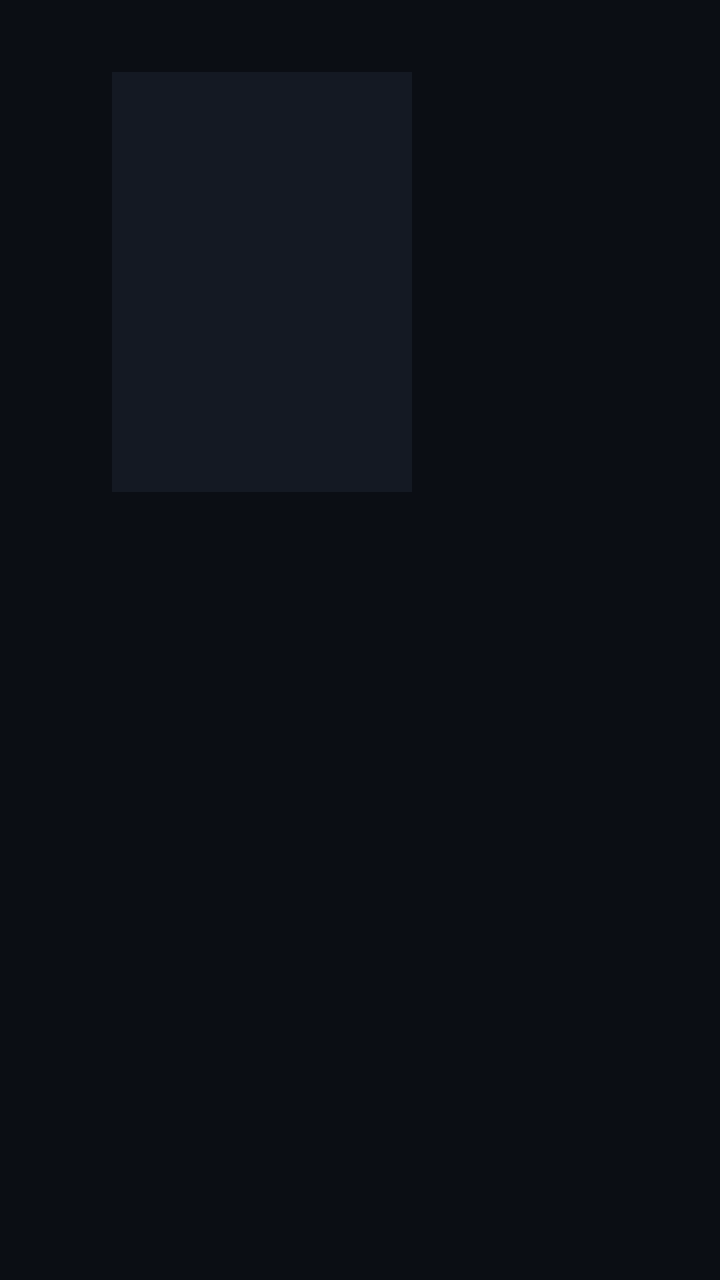
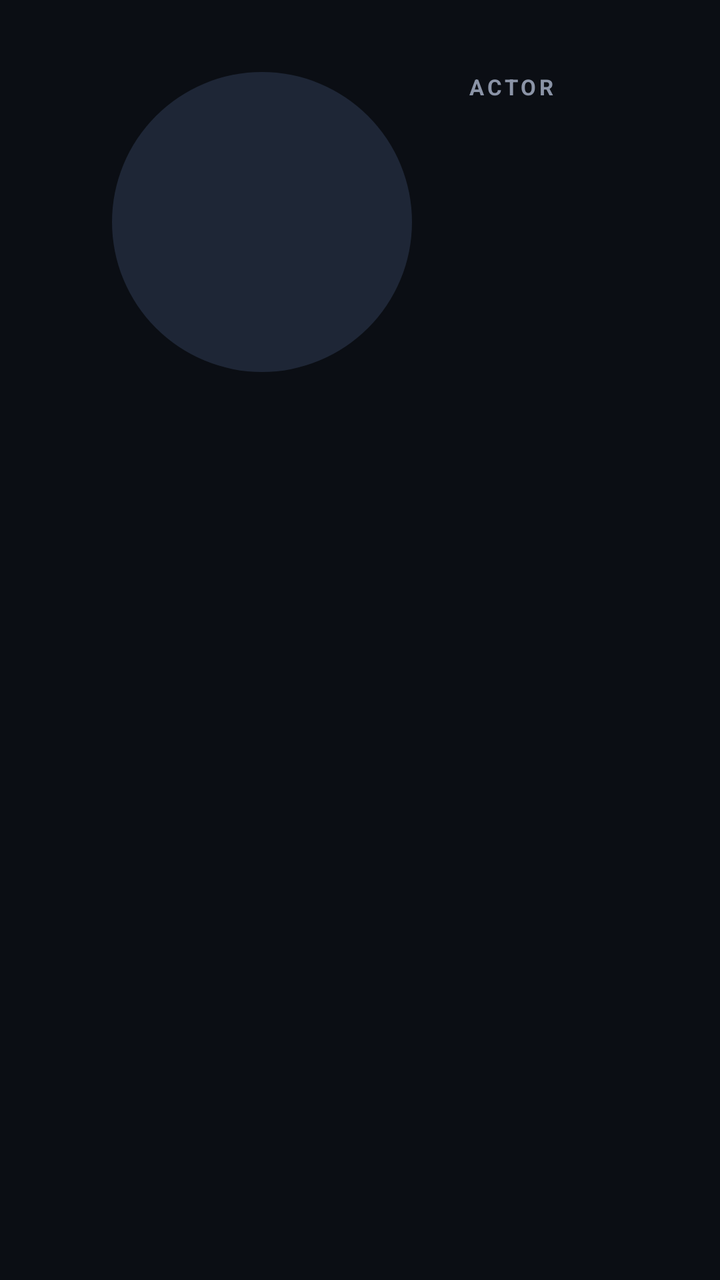

Compare the two renders of this Android layout. The source of the first and the diff that turns it into the second are given below.
<!-- AndroidManifest.xml: application theme Theme.Dingus -->
<!-- res/layout/activity_person.xml -->
<?xml version="1.0" encoding="utf-8"?>
<LinearLayout xmlns:android="http://schemas.android.com/apk/res/android"
    android:layout_width="match_parent" android:layout_height="match_parent" android:orientation="vertical"
    android:background="?attr/dBg" android:paddingStart="56dp" android:paddingEnd="40dp" android:paddingTop="36dp">
    <LinearLayout android:layout_width="match_parent" android:layout_height="wrap_content" android:orientation="horizontal">
        <ImageView android:id="@+id/photo" android:layout_width="150dp" android:layout_height="210dp"
            android:scaleType="centerCrop" android:background="?attr/dSurface" android:contentDescription="@null" />
        <LinearLayout android:layout_width="0dp" android:layout_height="wrap_content" android:layout_weight="1"
            android:layout_marginStart="28dp" android:orientation="vertical">
            <TextView android:id="@+id/name" android:layout_width="match_parent" android:layout_height="wrap_content"
                android:textSize="34sp" android:textStyle="bold" android:textColor="?attr/dText" />
            <TextView android:id="@+id/born" android:layout_width="match_parent" android:layout_height="wrap_content"
                android:layout_marginTop="4dp" android:textSize="15sp" android:textColor="?attr/dMuted" />
            <TextView android:id="@+id/bio" android:layout_width="match_parent" android:layout_height="wrap_content"
                android:layout_marginTop="12dp" android:maxLines="6" android:ellipsize="end" android:textSize="15sp"
                android:lineSpacingExtra="3dp" android:textColor="?attr/dText" />
        </LinearLayout>
    </LinearLayout>
    <TextView android:id="@+id/status" android:layout_width="match_parent" android:layout_height="wrap_content"
        android:layout_marginTop="20dp" android:textSize="16sp" android:textColor="?attr/dMuted" />
    <androidx.recyclerview.widget.RecyclerView android:id="@+id/rows" android:layout_width="match_parent"
        android:layout_height="0dp" android:layout_weight="1" android:layout_marginTop="6dp" android:clipToPadding="false"
        android:paddingBottom="30dp" android:scrollbars="none" android:descendantFocusability="afterDescendants" />
</LinearLayout>
<!-- resources referenced by this layout -->
<resources>
  <style name="Theme.Dingus" parent="android:Theme.Material.NoActionBar">
          <item name="android:windowBackground">?attr/dBg</item>
          <item name="android:colorAccent">?attr/dAccent</item>
          <item name="android:colorPrimary">?attr/dSurface</item>
          <item name="android:colorPrimaryDark">?attr/dBg</item>
          <item name="android:textColor">?attr/dText</item>
          <item name="android:textColorPrimary">?attr/dText</item>
          <item name="android:textColorSecondary">?attr/dMuted</item>
          <item name="android:windowContentOverlay">@null</item>
          
          <item name="dBg">#0B0E14</item>
          <item name="dSurface">#141923</item>
          <item name="dSurface2">#1C2330</item>
          <item name="dLine">#262E3D</item>
          <item name="dText">#E8ECF3</item>
          <item name="dMuted">#8B94A7</item>
          <item name="dAiring">#1A2130</item>
          <item name="dPast">#10141C</item>
          <item name="dAccent">#3B82F6</item>
          <item name="dAccentSoft">#263B82F6</item>
      </style>
</resources>

<!-- the commit's change to res/layout/activity_person.xml (unified diff, before → after) -->
@@ -3,16 +3,18 @@
     android:layout_width="match_parent" android:layout_height="match_parent" android:orientation="vertical"
     android:background="?attr/dBg" android:paddingStart="56dp" android:paddingEnd="40dp" android:paddingTop="36dp">
     <LinearLayout android:layout_width="match_parent" android:layout_height="wrap_content" android:orientation="horizontal">
-        <ImageView android:id="@+id/photo" android:layout_width="150dp" android:layout_height="210dp"
-            android:scaleType="centerCrop" android:background="?attr/dSurface" android:contentDescription="@null" />
+        <ImageView android:id="@+id/photo" android:layout_width="150dp" android:layout_height="150dp"
+            android:scaleType="centerCrop" android:background="@drawable/round_photo_bg" android:contentDescription="@null" />
         <LinearLayout android:layout_width="0dp" android:layout_height="wrap_content" android:layout_weight="1"
             android:layout_marginStart="28dp" android:orientation="vertical">
+            <TextView android:layout_width="wrap_content" android:layout_height="wrap_content" android:text="ACTOR"
+                android:textSize="11sp" android:textStyle="bold" android:letterSpacing="0.14" android:textColor="?attr/dMuted" />
             <TextView android:id="@+id/name" android:layout_width="match_parent" android:layout_height="wrap_content"
-                android:textSize="34sp" android:textStyle="bold" android:textColor="?attr/dText" />
+                android:textSize="32sp" android:textStyle="bold" android:textColor="?attr/dText" />
             <TextView android:id="@+id/born" android:layout_width="match_parent" android:layout_height="wrap_content"
                 android:layout_marginTop="4dp" android:textSize="15sp" android:textColor="?attr/dMuted" />
             <TextView android:id="@+id/bio" android:layout_width="match_parent" android:layout_height="wrap_content"
-                android:layout_marginTop="12dp" android:maxLines="6" android:ellipsize="end" android:textSize="15sp"
+                android:layout_marginTop="10dp" android:maxLines="4" android:ellipsize="end" android:textSize="15sp"
                 android:lineSpacingExtra="3dp" android:textColor="?attr/dText" />
         </LinearLayout>
     </LinearLayout>
<!-- resource entries referenced after the edit -->
@@ -1,5 +1,8 @@
 <!-- resources referenced by this layout -->
 <resources>
+  <!-- drawable round_photo_bg (drawable) -->
+  <?xml version="1.0" encoding="utf-8"?>
+  <shape xmlns:android="http://schemas.android.com/apk/res/android" android:shape="oval"><solid android:color="#FF1E2636" /></shape>
   <style name="Theme.Dingus" parent="android:Theme.Material.NoActionBar">
           <item name="android:windowBackground">?attr/dBg</item>
           <item name="android:colorAccent">?attr/dAccent</item>
